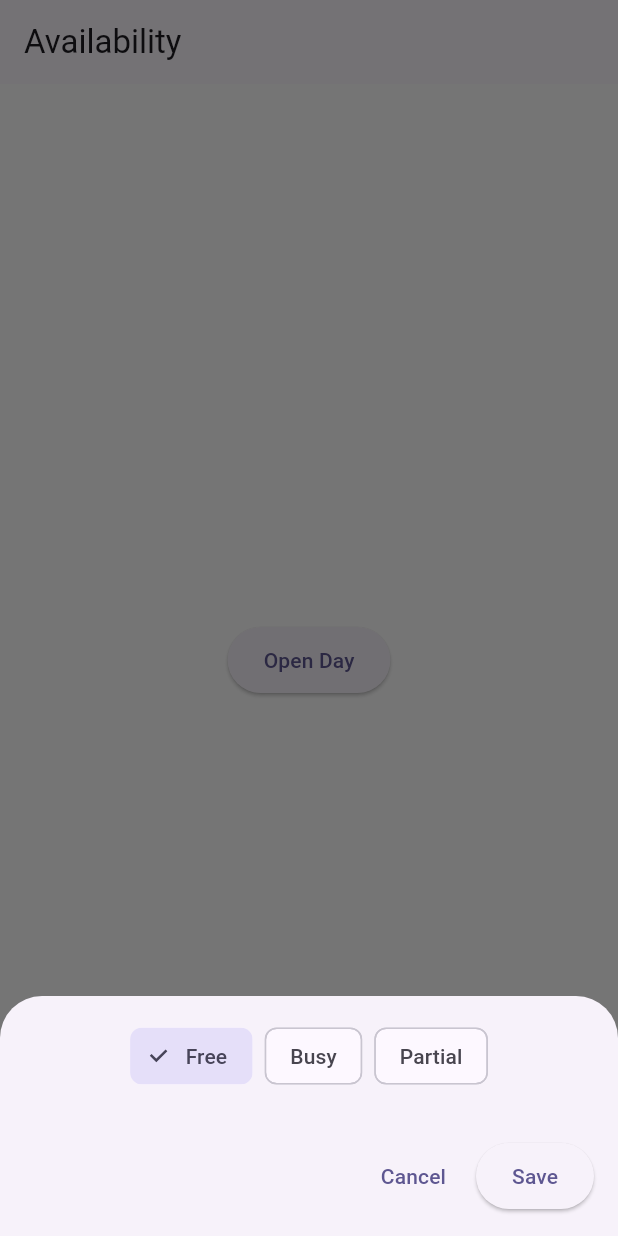
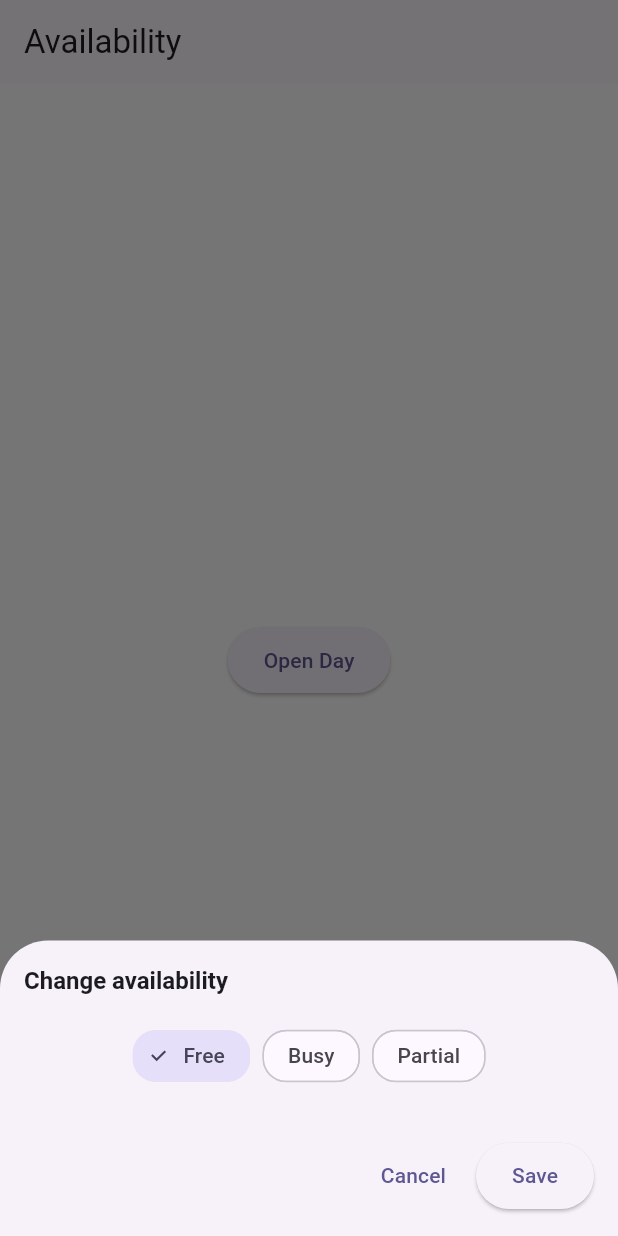
Before and after one commit to FertVad/rehearsal_app, a Flutter app: the AvailabilityPage screen opened by its route, after a tap on "Open Day", on a phone screen of 412 x 824 dp. Run offline on Flutter 3.47's test engine with Material 3 defaults, Android fonts, the phone set to English and light mode, and no system bars; our stand-ins replace drift, flutter_riverpod, go_router, timezone; accounts and stored records are empty; generated files the repository leaves out were written again; Roboto replaces fonts that are missing (SF Pro).

Commit message:
refactor: unify bottom sheet design

```diff
--- a/lib/core/design_system/app_typography.dart
+++ b/lib/core/design_system/app_typography.dart
@@ -32,6 +32,15 @@ final class AppTypography {
     height: 1.2,
   );
 
+  // === Заголовки поменьше ===
+  static const TextStyle titleSm = TextStyle(
+    fontFamily: _fontFamily,
+    fontSize: 16,
+    fontWeight: FontWeight.w600,
+    letterSpacing: 0,
+    height: 1.3,
+  );
+
   // === Основной текст / Body ===
   static const TextStyle bodyLarge = TextStyle(
     fontFamily: _fontFamily,
@@ -55,6 +64,15 @@ final class AppTypography {
     fontWeight: FontWeight.w400,
     letterSpacing: 0.4,
     height: 1.3,
+  );
+
+  // === Лейблы/кнопки ===
+  static const TextStyle label = TextStyle(
+    fontFamily: _fontFamily,
+    fontSize: 14,
+    fontWeight: FontWeight.w500,
+    letterSpacing: 0.1,
+    height: 1.2,
   );
 
   // === Календарь ===
--- a/lib/core/design_system/haptics.dart
+++ b/lib/core/design_system/haptics.dart
@@ -3,8 +3,8 @@ import 'package:flutter/services.dart';
 
 /// Унифицированные тактильные эффекты с мягким троттлингом,
 /// чтобы не «звенеть» при быстрой прокрутке.
-final class AppHaptics {
-  AppHaptics._();
+final class Haptics {
+  Haptics._();
 
   static DateTime _last = DateTime.fromMillisecondsSinceEpoch(0);
   static const _minGap = Duration(milliseconds: 40); // ~25 Hz максимум
@@ -25,8 +25,8 @@ final class AppHaptics {
     }
   }
 
-  /// Чёткий «успех»
-  static Future<void> success() async {
+  /// Ненавязчивый импакт для действий/кнопок
+  static Future<void> light() async {
     if (_canFire()) {
       await HapticFeedback.lightImpact();
     }
@@ -38,4 +38,10 @@ final class AppHaptics {
       await HapticFeedback.heavyImpact();
     }
   }
+
+  /// Совместимость со старым API
+  static Future<void> success() async => light();
 }
+
+// Backward-compat alias
+typedef AppHaptics = Haptics;
--- a/lib/features/availability/presentation/availability_page.dart
+++ b/lib/features/availability/presentation/availability_page.dart
@@ -1,4 +1,5 @@
 import 'package:flutter/material.dart';
+import 'package:rehearsal_app/core/design_system/app_spacing.dart';
 import 'package:rehearsal_app/l10n/app.dart';
 import 'day_bottom_sheet.dart';
 
@@ -15,6 +16,11 @@ class AvailabilityPage extends StatelessWidget {
             showModalBottomSheet<void>(
               context: context,
               isScrollControlled: true,
+              shape: const RoundedRectangleBorder(
+                borderRadius: BorderRadius.vertical(
+                  top: Radius.circular(AppSpacing.radiusXL),
+                ),
+              ),
               builder: (ctx) => DayBottomSheet(dayLocal: DateTime.now()),
             );
           },
--- a/lib/features/availability/presentation/day_bottom_sheet.dart
+++ b/lib/features/availability/presentation/day_bottom_sheet.dart
@@ -1,7 +1,10 @@
 import 'package:flutter/material.dart';
 import 'package:flutter_riverpod/flutter_riverpod.dart';
+import 'package:rehearsal_app/core/design_system/app_spacing.dart';
+import 'package:rehearsal_app/core/design_system/app_typography.dart';
+import 'package:rehearsal_app/core/design_system/haptics.dart';
+import 'package:rehearsal_app/l10n/app.dart';
 import 'package:timezone/timezone.dart' as tz;
-import 'package:rehearsal_app/l10n/app.dart';
 
 import '../controller/availability_provider.dart';
 import '../controller/availability_state.dart';
@@ -21,6 +24,7 @@ class _DayBottomSheetState extends ConsumerState<DayBottomSheet> {
 
   void _addInterval() {
     if (_intervals.length >= 6) return;
+    Haptics.light();
     setState(() {
       _intervals.add((
         start: const TimeOfDay(hour: 10, minute: 0),
@@ -56,6 +60,7 @@ class _DayBottomSheetState extends ConsumerState<DayBottomSheet> {
   }
 
   void _removeInterval(int index) {
+    Haptics.light();
     setState(() {
       _intervals.removeAt(index);
     });
@@ -102,88 +107,154 @@ class _DayBottomSheetState extends ConsumerState<DayBottomSheet> {
   Widget build(BuildContext context) {
     return Padding(
       padding: EdgeInsets.only(
-        left: 16,
-        right: 16,
-        bottom: MediaQuery.of(context).viewInsets.bottom + 16,
-        top: 16,
+        left: AppSpacing.lg,
+        right: AppSpacing.lg,
+        bottom: MediaQuery.of(context).viewInsets.bottom + AppSpacing.lg,
+        top: AppSpacing.lg,
       ),
       child: Column(
         mainAxisSize: MainAxisSize.min,
+        crossAxisAlignment: CrossAxisAlignment.start,
         children: [
+          Text(
+            context.l10n.daySheetChangeAvailability,
+            style: AppTypography.titleSm,
+          ),
+          const SizedBox(height: AppSpacing.lg),
           Row(
             mainAxisAlignment: MainAxisAlignment.center,
             children: [
               ChoiceChip(
                 key: const Key('status_free'),
-                label: Text(context.l10n.availabilityStatusFree),
+                label: Text(
+                  context.l10n.availabilityStatusFree,
+                  style: AppTypography.label,
+                ),
+                shape: RoundedRectangleBorder(
+                  borderRadius: BorderRadius.circular(AppSpacing.radiusMD),
+                ),
                 selected: _status == AvailabilityStatus.free,
-                onSelected: (_) => setState(() {
-                  _status = AvailabilityStatus.free;
-                }),
+                onSelected: (_) {
+                  setState(() {
+                    _status = AvailabilityStatus.free;
+                  });
+                  Haptics.selection();
+                },
               ),
-              const SizedBox(width: 8),
+              const SizedBox(width: AppSpacing.sm),
               ChoiceChip(
                 key: const Key('status_busy'),
-                label: Text(context.l10n.availabilityStatusBusy),
+                label: Text(
+                  context.l10n.availabilityStatusBusy,
+                  style: AppTypography.label,
+                ),
+                shape: RoundedRectangleBorder(
+                  borderRadius: BorderRadius.circular(AppSpacing.radiusMD),
+                ),
                 selected: _status == AvailabilityStatus.busy,
-                onSelected: (_) => setState(() {
-                  _status = AvailabilityStatus.busy;
-                }),
+                onSelected: (_) {
+                  setState(() {
+                    _status = AvailabilityStatus.busy;
+                  });
+                  Haptics.selection();
+                },
               ),
-              const SizedBox(width: 8),
+              const SizedBox(width: AppSpacing.sm),
               ChoiceChip(
                 key: const Key('status_partial'),
-                label: Text(context.l10n.availabilityStatusPartial),
+                label: Text(
+                  context.l10n.availabilityStatusPartial,
+                  style: AppTypography.label,
+                ),
+                shape: RoundedRectangleBorder(
+                  borderRadius: BorderRadius.circular(AppSpacing.radiusMD),
+                ),
                 selected: _status == AvailabilityStatus.partial,
-                onSelected: (_) => setState(() {
-                  _status = AvailabilityStatus.partial;
-                }),
+                onSelected: (_) {
+                  setState(() {
+                    _status = AvailabilityStatus.partial;
+                  });
+                  Haptics.selection();
+                },
               ),
             ],
           ),
-          const SizedBox(height: 16),
+          const SizedBox(height: AppSpacing.lg),
           if (_status == AvailabilityStatus.partial) ...[
             ElevatedButton(
               key: const Key('add_interval'),
-              onPressed: _addInterval,
-              child: Text(context.l10n.availabilityAddInterval),
+              onPressed: () {
+                Haptics.light();
+                _addInterval();
+              },
+              child: Text(
+                context.l10n.availabilityAddInterval,
+                style: AppTypography.label,
+              ),
             ),
-            const SizedBox(height: 8),
+            const SizedBox(height: AppSpacing.sm),
             for (var i = 0; i < _intervals.length; i++)
               Row(
                 children: [
                   TextButton(
                     key: Key('start_$i'),
-                    onPressed: () => _pickStart(i),
-                    child: Text(_intervals[i].start.format(context)),
+                    onPressed: () {
+                      Haptics.selection();
+                      _pickStart(i);
+                    },
+                    child: Text(
+                      _intervals[i].start.format(context),
+                      style: AppTypography.label,
+                    ),
                   ),
                   TextButton(
                     key: Key('end_$i'),
-                    onPressed: () => _pickEnd(i),
-                    child: Text(_intervals[i].end.format(context)),
+                    onPressed: () {
+                      Haptics.selection();
+                      _pickEnd(i);
+                    },
+                    child: Text(
+                      _intervals[i].end.format(context),
+                      style: AppTypography.label,
+                    ),
                   ),
                   IconButton(
                     key: Key('remove_$i'),
-                    onPressed: () => _removeInterval(i),
+                    onPressed: () {
+                      Haptics.light();
+                      _removeInterval(i);
+                    },
                     icon: const Icon(Icons.close),
                   ),
                 ],
               ),
           ],
-          const SizedBox(height: 16),
+          const SizedBox(height: AppSpacing.lg),
           Row(
             mainAxisAlignment: MainAxisAlignment.end,
             children: [
               TextButton(
                 key: const Key('cancel_btn'),
-                onPressed: () => Navigator.of(context).pop(),
-                child: Text(context.l10n.availabilityCancel),
+                onPressed: () {
+                  Haptics.light();
+                  Navigator.of(context).pop();
+                },
+                child: Text(
+                  context.l10n.availabilityCancel,
+                  style: AppTypography.label,
+                ),
               ),
-              const SizedBox(width: 8),
+              const SizedBox(width: AppSpacing.sm),
               ElevatedButton(
                 key: const Key('save_btn'),
-                onPressed: _save,
-                child: Text(context.l10n.availabilitySave),
+                onPressed: () {
+                  Haptics.light();
+                  _save();
+                },
+                child: Text(
+                  context.l10n.availabilitySave,
+                  style: AppTypography.label,
+                ),
               ),
             ],
           ),
--- a/lib/features/calendar/presentation/calendar_page.dart
+++ b/lib/features/calendar/presentation/calendar_page.dart
@@ -1,4 +1,5 @@
 import 'package:flutter/material.dart';
+import 'package:rehearsal_app/core/design_system/app_spacing.dart';
 import 'package:rehearsal_app/l10n/app.dart';
 
 import 'day_sheet.dart';
@@ -33,6 +34,11 @@ class _CalendarPageState extends State<CalendarPage>
   void _openDay(DateTime date) {
     showModalBottomSheet(
       context: context,
+      shape: const RoundedRectangleBorder(
+        borderRadius: BorderRadius.vertical(
+          top: Radius.circular(AppSpacing.radiusXL),
+        ),
+      ),
       builder: (context) => DaySheet(date: date),
     );
   }
```
